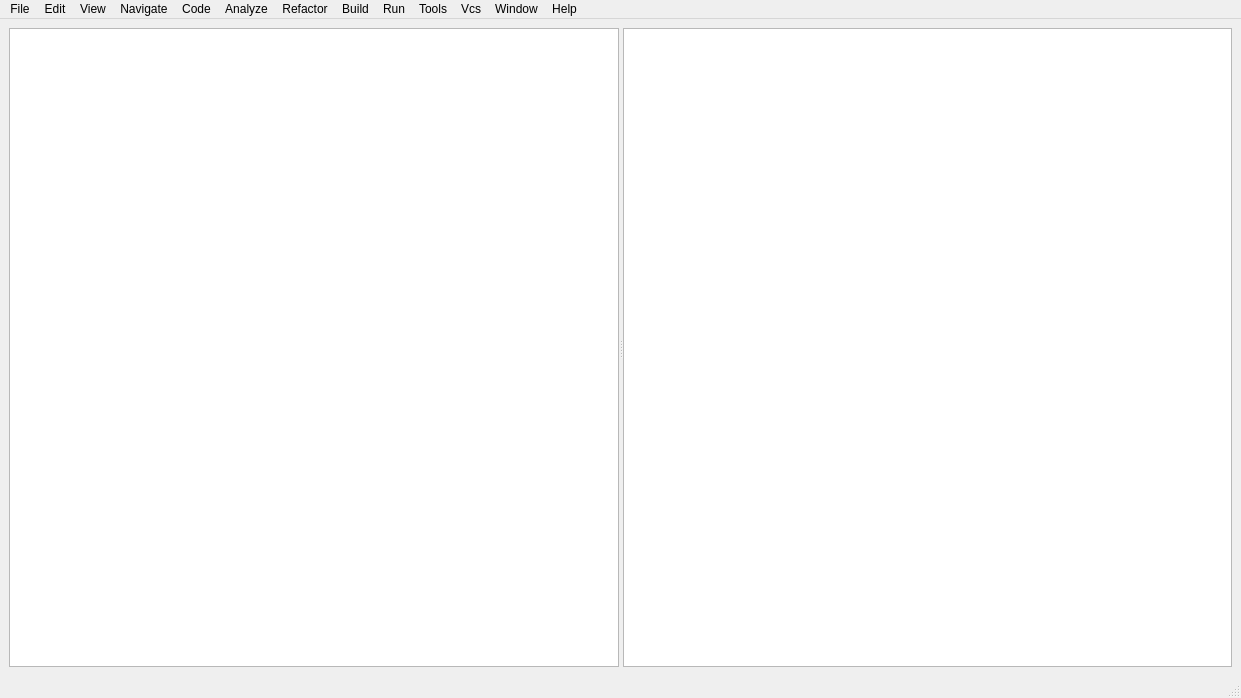
Qt form c_plus_plus_project/Qt/MyStudy/uimainwindow.ui (weidi5858258/myfiles) before a commit.
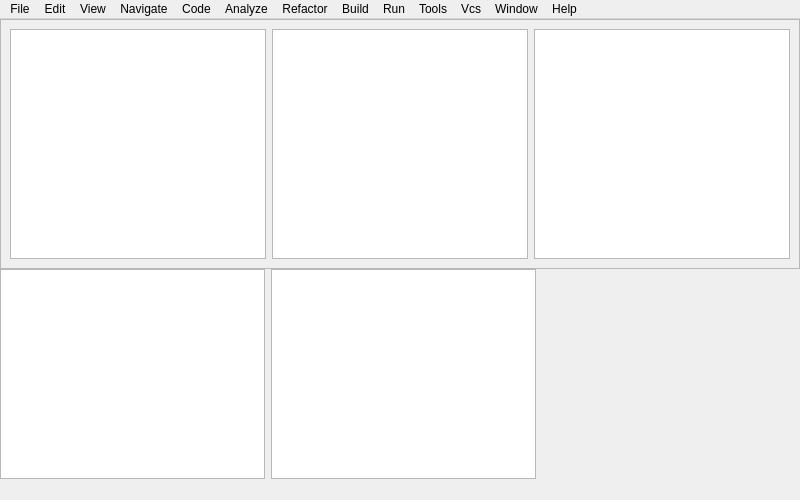
The same form after that commit. Icons and pictures are not drawn.

Patch:
```diff
--- a/c_plus_plus_project/Qt/MyStudy/uimainwindow.ui
+++ b/c_plus_plus_project/Qt/MyStudy/uimainwindow.ui
@@ -6,33 +6,67 @@
    <rect>
     <x>0</x>
     <y>0</y>
-    <width>1241</width>
-    <height>698</height>
+    <width>800</width>
+    <height>500</height>
    </rect>
   </property>
   <property name="windowTitle">
    <string>MainWindow</string>
   </property>
   <widget class="QWidget" name="centralwidget">
-   <layout class="QGridLayout" name="gridLayout">
-    <item row="0" column="0">
-     <widget class="QSplitter" name="splitter">
-      <property name="orientation">
-       <enum>Qt::Horizontal</enum>
-      </property>
-      <widget class="QTextEdit" name="textEdit"/>
-      <widget class="QTextEdit" name="textEdit_2"/>
-     </widget>
-    </item>
-   </layout>
+   <widget class="QFrame" name="frame">
+    <property name="geometry">
+     <rect>
+      <x>0</x>
+      <y>0</y>
+      <width>800</width>
+      <height>250</height>
+     </rect>
+    </property>
+    <property name="frameShape">
+     <enum>QFrame::StyledPanel</enum>
+    </property>
+    <property name="frameShadow">
+     <enum>QFrame::Raised</enum>
+    </property>
+    <layout class="QHBoxLayout" name="horizontalLayout">
+     <item>
+      <widget class="QListView" name="listView"/>
+     </item>
+     <item>
+      <widget class="QTreeView" name="treeView"/>
+     </item>
+     <item>
+      <widget class="QTableView" name="tableView"/>
+     </item>
+    </layout>
+   </widget>
+   <widget class="QWidget" name="widget" native="true">
+    <property name="geometry">
+     <rect>
+      <x>0</x>
+      <y>250</y>
+      <width>536</width>
+      <height>210</height>
+     </rect>
+    </property>
+    <layout class="QHBoxLayout" name="horizontalLayout_2">
+     <item>
+      <widget class="QColumnView" name="columnView"/>
+     </item>
+     <item>
+      <widget class="QUndoView" name="undoView"/>
+     </item>
+    </layout>
+   </widget>
   </widget>
   <widget class="QMenuBar" name="menubar">
    <property name="geometry">
     <rect>
      <x>0</x>
      <y>0</y>
-     <width>1241</width>
-     <height>26</height>
+     <width>800</width>
+     <height>28</height>
     </rect>
    </property>
    <widget class="QMenu" name="menuFile">
@@ -145,7 +179,6 @@
    <addaction name="menuWindow"/>
    <addaction name="menuHelp"/>
   </widget>
-  <widget class="QStatusBar" name="statusbar"/>
   <action name="actionOpen">
    <property name="icon">
     <iconset theme=":/image/v001_24.png"/>
```
Left out of the diff: 10 changed lines with no effect on the pictures.
